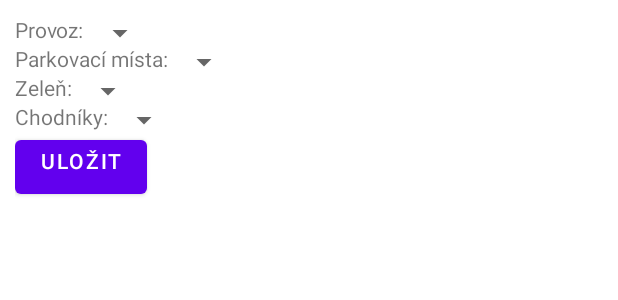
After one commit to TomasKre/Diplomka, an Android app: the layout popup_input_data.xml on its own in the app's theme, with its tools: preview values and no code run, on a phone screen of 412 x 824 dp. The commit adds this screen. Shown: the top 300 px of the screen. Run offline under Robolectric (Android 15) with nearby library versions, the phone set to English and light mode, and no system bars.

Commit message:
Added window for user inputs after touching line on map

```diff
--- a/app/src/main/java/com/example/diplomka/MainActivity.java
+++ b/app/src/main/java/com/example/diplomka/MainActivity.java
@@ -282,6 +282,4 @@ public class MainActivity extends AppCompatActivity {
         intent.putExtra("item", msg);
         startActivity(intent);
     }
-
-    //TODO: Data přidat ID k ukládání session
 }
--- /dev/null
+++ b/app/src/main/res/layout/popup_input_data.xml
@@ -0,0 +1,73 @@
+<?xml version="1.0" encoding="utf-8"?>
+<RelativeLayout
+    xmlns:android="http://schemas.android.com/apk/res/android"
+    android:layout_width="240dp"
+    android:layout_height="320dp"
+    android:background="@color/white"
+    android:layout_margin="10dp">
+
+    <TextView
+        android:id="@+id/traffic_text"
+        android:layout_width="wrap_content"
+        android:layout_height="wrap_content"
+        android:text="Provoz:" />
+
+    <Spinner
+        android:id="@+id/traffic_spinner"
+        android:layout_width="wrap_content"
+        android:layout_height="wrap_content"
+        android:layout_toRightOf="@+id/traffic_text"/>
+
+    <TextView
+        android:id="@+id/parking_text"
+        android:layout_width="wrap_content"
+        android:layout_height="wrap_content"
+        android:text="Parkovací místa:"
+        android:layout_below="@+id/traffic_text"/>
+
+    <Spinner
+        android:id="@+id/parking_spinner"
+        android:layout_width="wrap_content"
+        android:layout_height="wrap_content"
+        android:layout_toRightOf="@+id/parking_text"
+        android:layout_below="@+id/traffic_text"/>
+
+    <TextView
+        android:id="@+id/green_text"
+        android:layout_width="wrap_content"
+        android:layout_height="wrap_content"
+        android:text="Zeleň:"
+        android:layout_below="@+id/parking_text"/>
+
+    <Spinner
+        android:id="@+id/green_spinner"
+        android:layout_width="wrap_content"
+        android:layout_height="wrap_content"
+        android:layout_toRightOf="@+id/green_text"
+        android:layout_below="@+id/parking_text"/>
+
+    <TextView
+        android:id="@+id/sidewalk_text"
+        android:layout_width="wrap_content"
+        android:layout_height="wrap_content"
+        android:text="Chodníky:"
+        android:layout_below="@+id/green_text"/>
+
+    <Spinner
+        android:id="@+id/sidewalk_spinner"
+        android:layout_width="wrap_content"
+        android:layout_height="wrap_content"
+        android:layout_toRightOf="@+id/sidewalk_text"
+        android:layout_below="@+id/green_text"/>
+
+    <Button
+        android:id="@+id/save_button"
+        android:layout_width="wrap_content"
+        android:layout_height="wrap_content"
+        android:text="Uložit"
+        android:gravity="center_horizontal"
+        android:layout_below="@+id/sidewalk_text"/>
+
+
+
+</RelativeLayout>
```
Also changed, not shown: app/src/main/AndroidManifest.xml (+0 -11 lines), app/src/main/java/com/example/diplomka/MapActivity.java (+69 -1 lines), app/src/main/res/values/strings.xml (+24 -0 lines).
